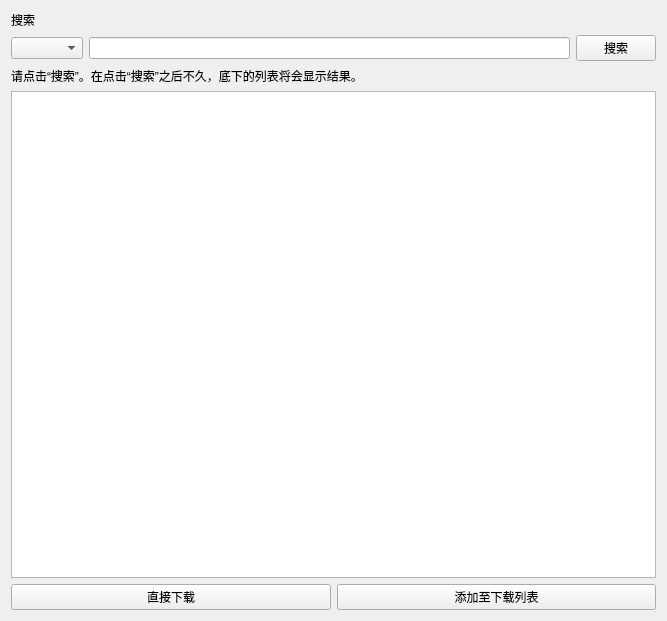
Above: view/search_frame.ui from Cooooldwind/netease-downloader before the change. Below: the same form after it.
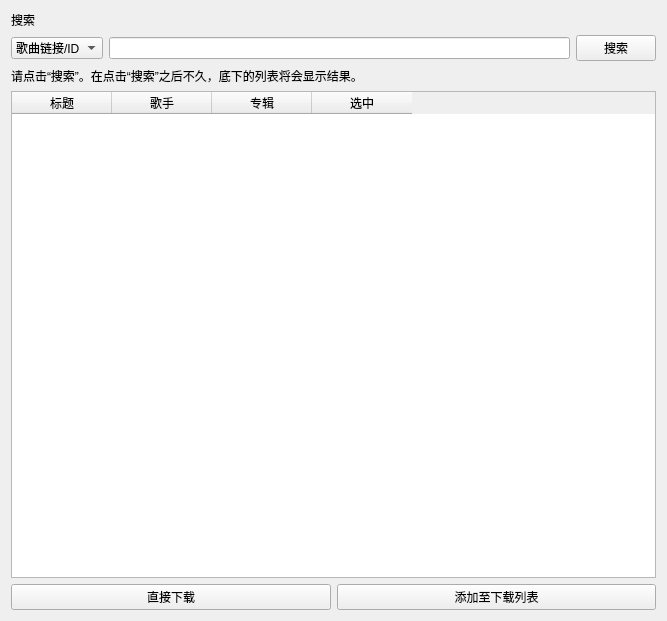
That is the form after the change. Custom widgets are drawn as their Qt base class.

```diff
--- a/view/search_frame.ui
+++ b/view/search_frame.ui
@@ -24,7 +24,28 @@
    <item>
     <layout class="QHBoxLayout" name="SearchHorizontalLayout">
      <item>
-      <widget class="ComboBox" name="SearchTypeComboBox"/>
+      <widget class="ComboBox" name="SearchTypeComboBox">
+       <item>
+        <property name="text">
+         <string>歌曲链接/ID</string>
+        </property>
+       </item>
+       <item>
+        <property name="text">
+         <string>歌单链接/ID</string>
+        </property>
+       </item>
+       <item>
+        <property name="text">
+         <string>搜索歌曲</string>
+        </property>
+       </item>
+       <item>
+        <property name="text">
+         <string>搜索歌单</string>
+        </property>
+       </item>
+      </widget>
      </item>
      <item>
       <widget class="SearchLineEdit" name="SearchKeyLineEdit"/>
@@ -46,7 +67,28 @@
     </widget>
    </item>
    <item>
-    <widget class="TableWidget" name="SearchResultTable"/>
+    <widget class="TableWidget" name="SearchResultTable">
+     <column>
+      <property name="text">
+       <string>标题</string>
+      </property>
+     </column>
+     <column>
+      <property name="text">
+       <string>歌手</string>
+      </property>
+     </column>
+     <column>
+      <property name="text">
+       <string>专辑</string>
+      </property>
+     </column>
+     <column>
+      <property name="text">
+       <string>选中</string>
+      </property>
+     </column>
+    </widget>
    </item>
    <item>
     <layout class="QHBoxLayout" name="DownloadHorizontalLayout">
```
